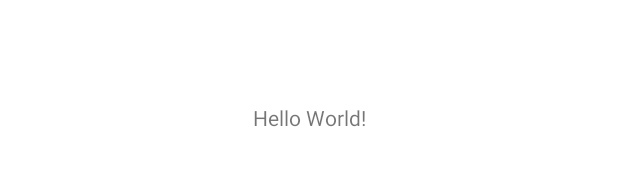
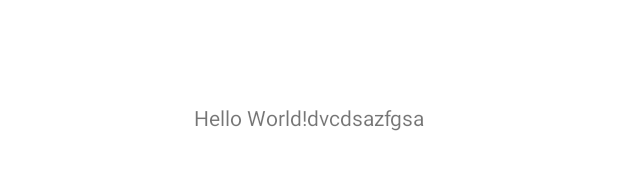
Before and after one commit to wakabass-man/AndroidTermProject, an Android app: the layout activity_main.xml on its own in the app's theme, with its tools: preview values and no code run, on a phone screen of 412 x 824 dp. Shown: the part 501-671 px from the top of the screen. Run offline under Robolectric (Android 15) with nearby library versions, the phone set to English and light mode, and no system bars.

Commit message:
텀프로젝트 폴더구조 변경
수업시간에 진행한 대로 변경 및 타이틀뷰 클래스 추가

```diff
--- a/Projects/TermProject/app/src/main/AndroidManifest.xml
+++ b/Projects/TermProject/app/src/main/AndroidManifest.xml
@@ -9,7 +9,9 @@
         android:roundIcon="@mipmap/ic_launcher_round"
         android:supportsRtl="true"
         android:theme="@style/Theme.TermProject">
-        <activity android:name=".MainActivity">
+        <activity android:name=".MainActivity"
+            android:theme="@style/Theme.AppCompat.Light.NoActionBar"
+            >
             <intent-filter>
                 <action android:name="android.intent.action.MAIN" />
 
--- /dev/null
+++ b/Projects/TermProject/app/src/main/java/kr/ac/kpu/s2015184027/termproject/ui/view/TitleView.java
@@ -0,0 +1,4 @@
+package kr.ac.kpu.s2015184027.termproject.ui.view;
+
+public class TitleView {
+}
--- a/Projects/TermProject/app/src/main/res/layout/activity_main.xml
+++ b/Projects/TermProject/app/src/main/res/layout/activity_main.xml
@@ -9,7 +9,7 @@
     <TextView
         android:layout_width="wrap_content"
         android:layout_height="wrap_content"
-        android:text="Hello World!"
+        android:text="Hello World!dvcdsazfgsa"
         app:layout_constraintBottom_toBottomOf="parent"
         app:layout_constraintLeft_toLeftOf="parent"
         app:layout_constraintRight_toRightOf="parent"
```
Also changed, not shown: Projects/TermProject/app/src/main/java/kr/ac/kpu/s2015184027/termproject/ui/activity/MainActivity.java (renamed from Projects/TermProject/app/src/main/java/kr/ac/kpu/s2015184027/termproject/MainActivity.java).
